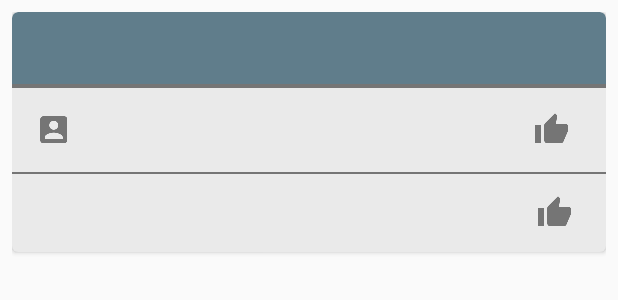
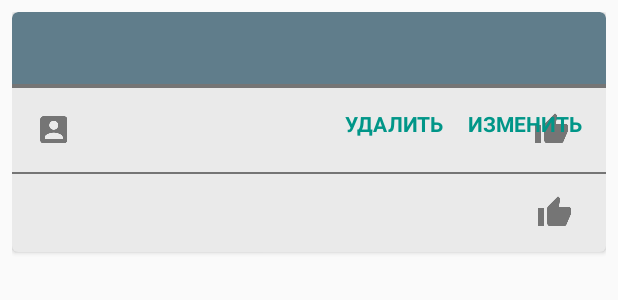
Before and after one commit to yankovskiy/PhotohuntAndroid, an Android app: the layout detail_contest_list_item.xml on its own in the app's theme, with its tools: preview values and no code run, on a phone screen of 412 x 824 dp. Shown: the top 300 px of the screen. Run offline under Robolectric (Android 15) with nearby library versions, the phone set to English and light mode, and no system bars.

Commit message:
Отображение и скрытие блока управления своей работой

```diff
--- a/photoHuntAndroid/src/main/res/layout/detail_contest_list_item.xml
+++ b/photoHuntAndroid/src/main/res/layout/detail_contest_list_item.xml
@@ -2,9 +2,9 @@
 <RelativeLayout xmlns:android="http://schemas.android.com/apk/res/android"
     android:layout_width="match_parent"
     android:layout_height="match_parent"
-    android:paddingTop="8dp"
     android:paddingLeft="8dp"
-    android:paddingRight="8dp">
+    android:paddingRight="8dp"
+    android:paddingTop="8dp">
 
     <android.support.v7.widget.CardView xmlns:card_view="http://schemas.android.com/apk/res-auto"
         android:id="@+id/card_view"
@@ -83,6 +83,40 @@
 
             </RelativeLayout>
 
+            <RelativeLayout
+                android:id="@+id/detail_contest_user_ops"
+                android:layout_width="match_parent"
+                android:layout_height="wrap_content"
+                android:layout_below="@+id/detail_contest_image_delimiter">
+
+                <TextView
+                    android:id="@+id/detail_contest_remove"
+                    android:layout_width="wrap_content"
+                    android:layout_height="48dp"
+
+                    android:gravity="center_vertical"
+                    android:text="@string/remove_button"
+                    android:textColor="@color/material_teal_A500"
+                    android:textSize="14sp"
+                    android:layout_marginRight="16dp"
+                    android:textStyle="bold"
+                    android:layout_toLeftOf="@+id/detail_contest_edit"
+                    android:layout_toStartOf="@+id/detail_contest_edit" />
+
+                <TextView
+                    android:layout_alignParentRight="true"
+                    android:id="@+id/detail_contest_edit"
+                    android:layout_width="wrap_content"
+                    android:layout_height="48dp"
+                    android:gravity="center_vertical"
+                    android:text="@string/edit_button"
+                    android:textColor="@color/material_teal_A500"
+                    android:textSize="14sp"
+                    android:textStyle="bold"
+                    android:layout_marginRight="16dp"/>
+
+            </RelativeLayout>
+
             <View
                 android:id="@+id/detail_contest_data_delimiter"
                 android:layout_width="match_parent"
@@ -97,8 +131,8 @@
                 android:layout_alignParentRight="true"
                 android:layout_below="@+id/detail_contest_data_delimiter"
                 android:layout_marginBottom="8dp"
+                android:layout_marginRight="16dp"
                 android:layout_marginTop="8dp"
-                android:layout_marginRight="16dp"
                 android:padding="6dp"
                 android:src="@drawable/ic_thumb_up_grey600_24dp" />
 
```
Also changed, not shown: photoHuntAndroid/src/main/java/ru/neverdark/photohunt/adapters/DetailContestAdapter.java (+22 -10 lines).
